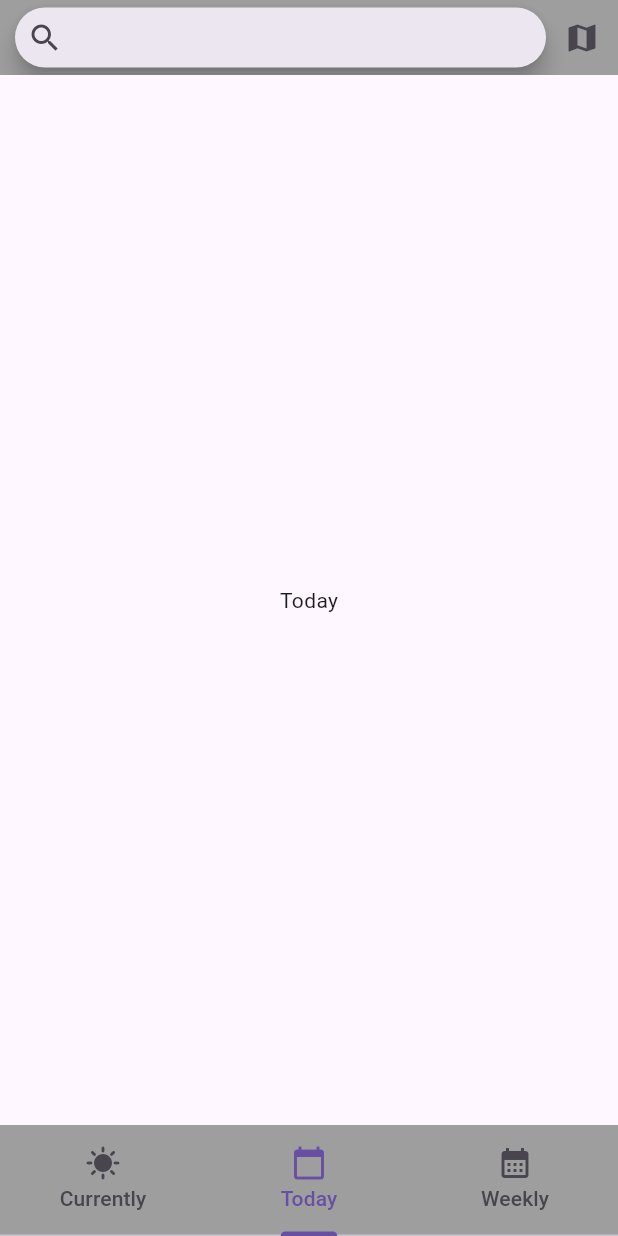
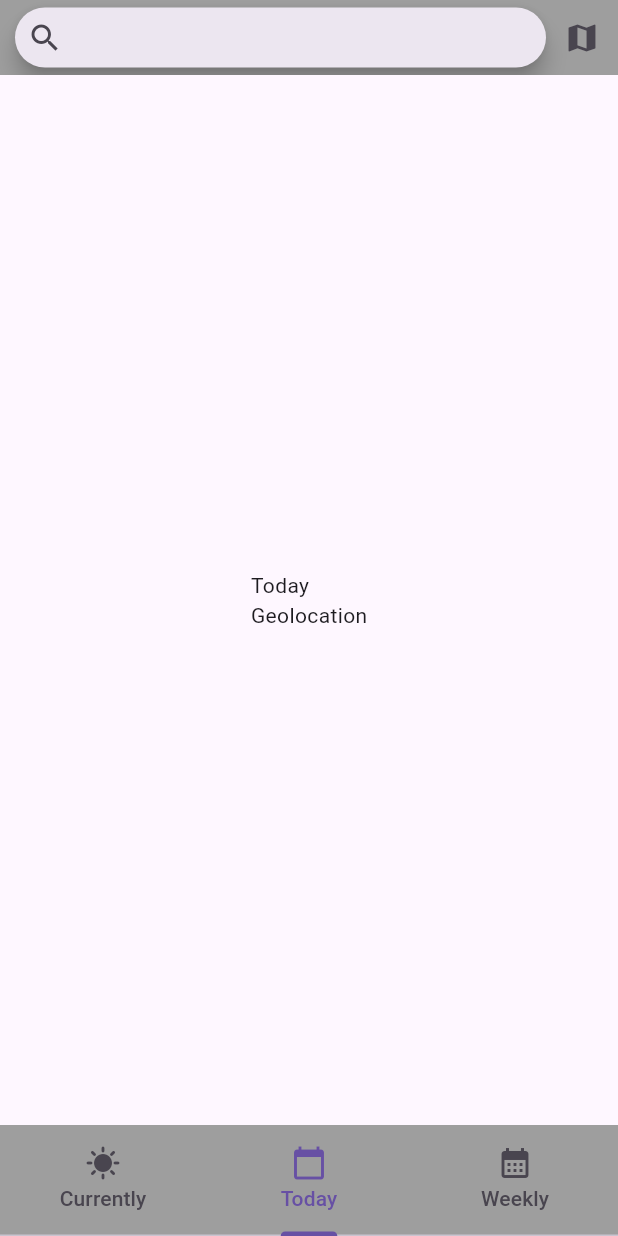
Before and after one commit to akerdeka/Piscine_Mobile, a Flutter app: the screen it shows after launch, item 2 of the bottom bar chosen, after a tap on the "map" icon, on a phone screen of 412 x 824 dp. Run offline on Flutter 3.47's test engine with Material 3 defaults, Android fonts, the phone set to English and light mode, and no system bars.

Commit message:
Day finished

```diff
--- a/mobileWeatherApp/weather_app_proj/lib/TopBottomBars/top_bar.dart
+++ b/mobileWeatherApp/weather_app_proj/lib/TopBottomBars/top_bar.dart
@@ -31,7 +31,9 @@ class _TopBarState extends State<TopBar> {
             ),
           ),
         ),
-        IconButton(onPressed: () => {}, icon: const Icon(Icons.map))
+        IconButton(onPressed: () => {
+          widget.onSearchChanged("Geolocation")
+        }, icon: const Icon(Icons.map))
       ],
     );
   }
--- a/mobileWeatherApp/weather_app_proj/lib/Views/today.dart
+++ b/mobileWeatherApp/weather_app_proj/lib/Views/today.dart
@@ -1,7 +1,9 @@
 import 'package:flutter/cupertino.dart';
 
 class TodayView extends StatefulWidget {
-  const TodayView({super.key});
+  const TodayView({required this.localisation, super.key});
+
+  final String localisation;
 
   @override
   State<TodayView> createState() => _TodayViewState();
@@ -10,6 +12,6 @@ class TodayView extends StatefulWidget {
 class _TodayViewState extends State<TodayView> {
   @override
   Widget build(BuildContext context) {
-    return const Center(child: Text("Today"));
+    return Center(child: Text('Today\n${widget.localisation}'));
   }
 }
--- a/mobileWeatherApp/weather_app_proj/lib/Views/weekly.dart
+++ b/mobileWeatherApp/weather_app_proj/lib/Views/weekly.dart
@@ -1,7 +1,9 @@
 import 'package:flutter/cupertino.dart';
 
 class WeeklyView extends StatefulWidget {
-  const WeeklyView({super.key});
+  const WeeklyView({required this.localisation, super.key});
+
+  final String localisation;
 
   @override
   State<WeeklyView> createState() => _WeeklyViewState();
@@ -10,6 +12,6 @@ class WeeklyView extends StatefulWidget {
 class _WeeklyViewState extends State<WeeklyView> {
   @override
   Widget build(BuildContext context) {
-    return const Center(child: Text("Weekly"));
+    return Center(child: Text('Weekly\n${widget.localisation}'));
   }
 }
--- a/mobileWeatherApp/weather_app_proj/lib/weatherApp_proj.dart
+++ b/mobileWeatherApp/weather_app_proj/lib/weatherApp_proj.dart
@@ -49,7 +49,7 @@ class _WeatherAppHomeState extends State<WeatherAppHome> {
         ),
         body: Center(
           child: TabBarView(
-            children: [CurrentlyView(localisation: _searchField,), const TodayView(), const WeeklyView()],
+            children: [CurrentlyView(localisation: _searchField), TodayView(localisation: _searchField), WeeklyView(localisation: _searchField)],
           ),
         ),
         bottomNavigationBar: const BottomBar(),
```
